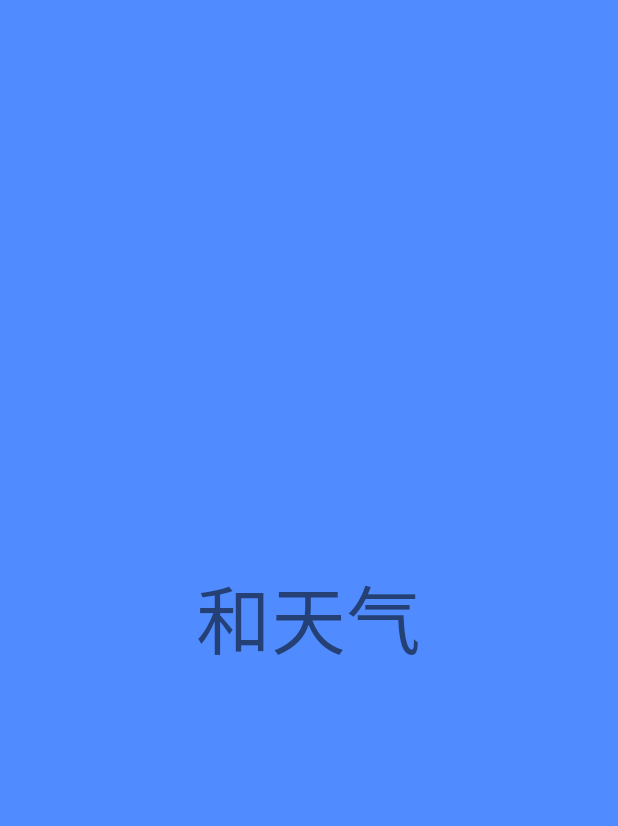
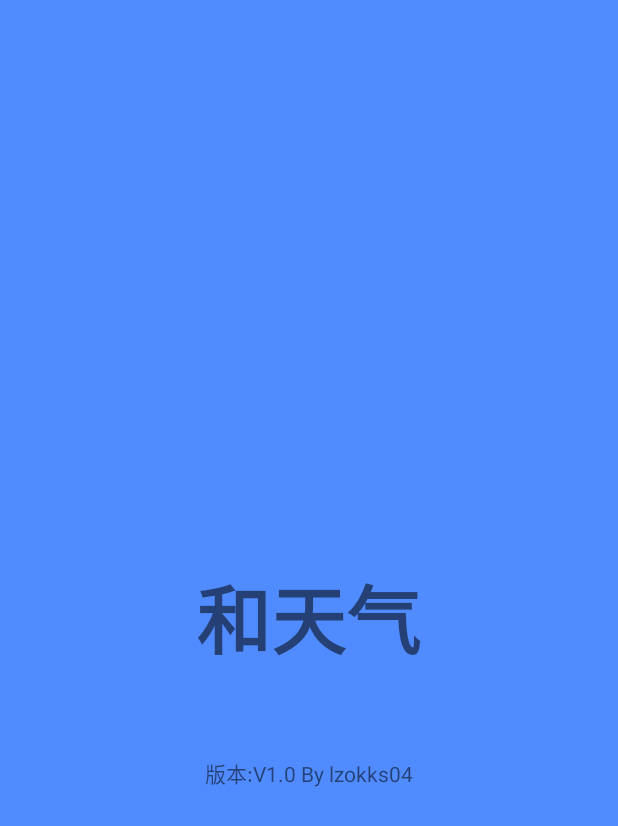
Before and after one commit to lzokks04/MyWeather, an Android app: the screen it shows after launch (LogoActivity), on a phone screen of 412 x 824 dp. Shown: the top 826 px of the screen. Run offline under Robolectric (Android 15) with nearby library versions, the phone set to English and light mode, and no system bars.

Commit message:
修改一些策略 准备开始界面改进

```diff
--- a/app/src/main/java/com/lzokks04/myweather/activity/BaseActivity.java
+++ b/app/src/main/java/com/lzokks04/myweather/activity/BaseActivity.java
@@ -4,6 +4,7 @@ import android.app.Activity;
 import android.os.Bundle;
 
 import com.lzokks04.myweather.R;
+import com.lzokks04.myweather.util.ActivityCollector;
 
 /**
  * Created by Liu on 2016/8/13.
--- a/app/src/main/java/com/lzokks04/myweather/activity/MainActivity.java
+++ b/app/src/main/java/com/lzokks04/myweather/activity/MainActivity.java
@@ -20,6 +20,7 @@ import com.google.gson.Gson;
 import com.lzokks04.myweather.R;
 import com.lzokks04.myweather.bean.CityWeatherBean;
 import com.lzokks04.myweather.util.API;
+import com.lzokks04.myweather.util.ActivityCollector;
 import com.lzokks04.myweather.util.NetUtil;
 import com.lzokks04.myweather.util.NetUtilBitmapCallBack;
 
--- a/app/src/main/java/com/lzokks04/myweather/activity/ActivityCollector.java
+++ b/app/src/main/java/com/lzokks04/myweather/util/ActivityCollector.java
@@ -1,4 +1,4 @@
-package com.lzokks04.myweather.activity;
+package com.lzokks04.myweather.util;
 
 import android.app.Activity;
 
--- a/app/src/main/res/layout/activity_logo.xml
+++ b/app/src/main/res/layout/activity_logo.xml
@@ -11,6 +11,16 @@
         android:layout_height="wrap_content"
         android:layout_centerInParent="true"
         android:text="和天气"
-        android:textSize="50sp"/>
+        android:textSize="50sp"
+        android:textStyle="bold"
+        android:id="@+id/textView"/>
+
+    <TextView
+        android:layout_width="wrap_content"
+        android:layout_height="wrap_content"
+        android:text="版本:V1.0 By lzokks04"
+        android:layout_marginTop="56dp"
+        android:layout_below="@+id/textView"
+        android:layout_centerHorizontal="true"/>
 
 </RelativeLayout>
```
Also changed, not shown: app/src/main/java/com/lzokks04/myweather/activity/SelectActivity.java (+10 -2 lines), app/src/main/res/layout/activity_select.xml (+15 -0 lines).
